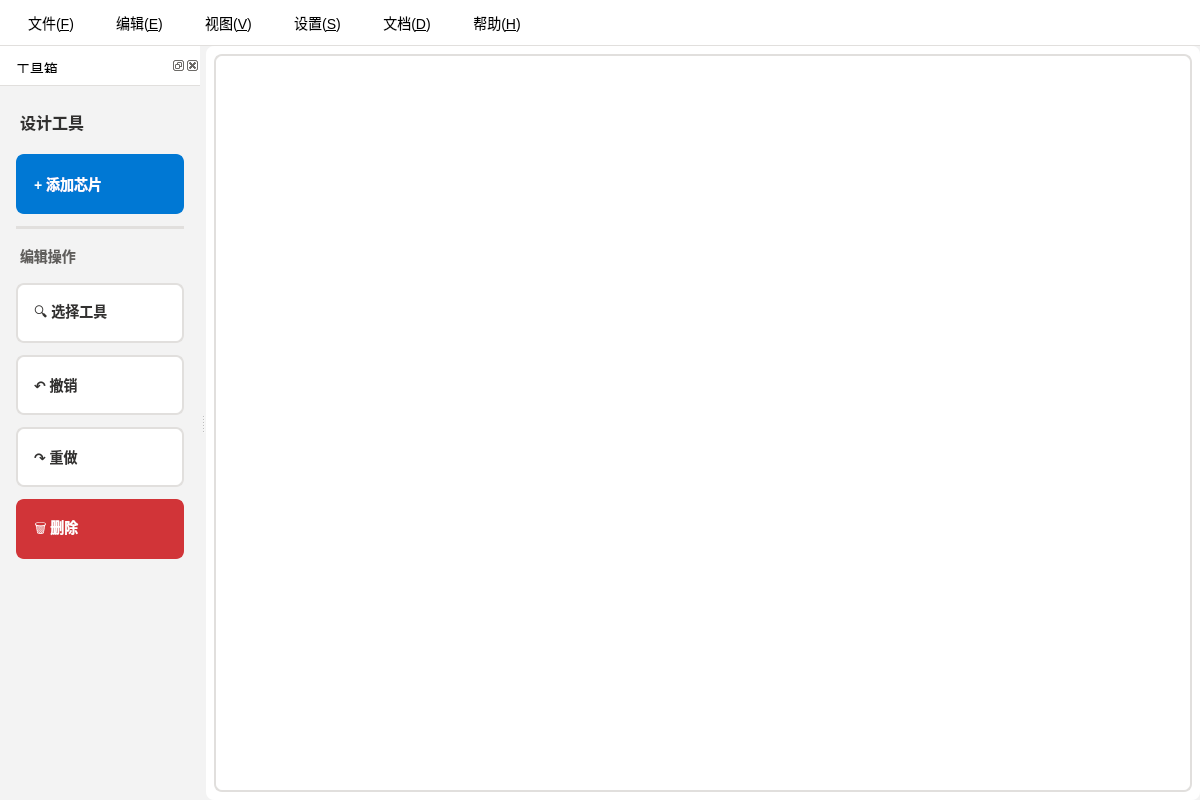
The window that Chip_fashion/mainwindow.ui (Alan-Soong/Project_of_ChipCraftDesign) describes before a commit, drawn with Qt 5.
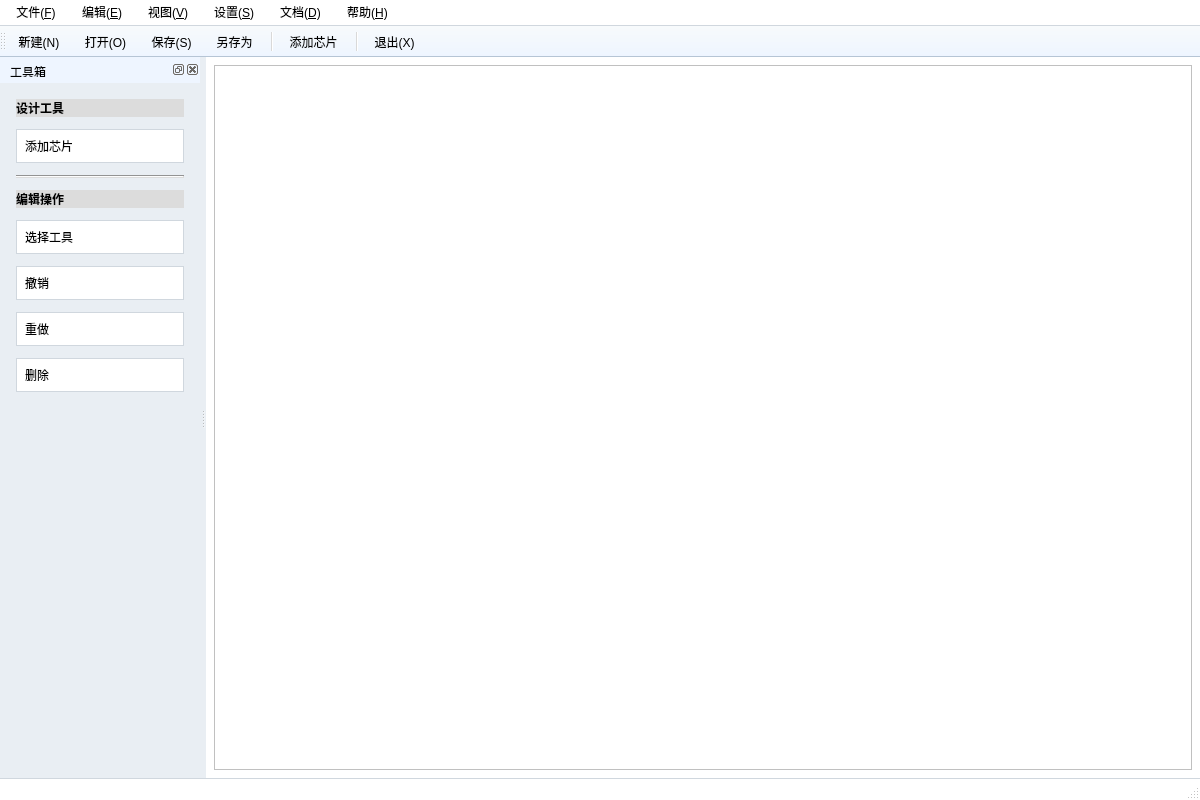
The same window after the commit. Icons and pictures are not drawn.

Commit message: 初步更新klayout风格

Diff of the .ui file:
```diff
--- a/Chip_fashion/mainwindow.ui
+++ b/Chip_fashion/mainwindow.ui
@@ -20,71 +20,34 @@
    <string>ChipCraft Design Studio</string>
   </property>
   <property name="styleSheet">
-   <string notr="true">/* 主窗口样式 */
-QMainWindow {
-    background-color: #f3f3f3;
-    color: #323130;
-}
+   <string notr="true">/* 经典风格 + 轻度色彩点缀 */
+QMainWindow { background: #e9eef3; color: #1f2937; }
 
-/* 菜单栏样式 */
-QMenuBar {
-    background-color: #ffffff;
-    border-bottom: 1px solid #e1dfdd;
-    font-size: 14px;
-    padding: 4px;
-}
+QMenuBar { background: #ffffff; border-bottom: 1px solid #d0d7de; }
+QMenu { background: #ffffff; border: 1px solid #d0d7de; }
+QMenuBar::item { padding: 4px 10px; }
+QMenu::item { padding: 4px 16px; }
+QMenu::item:selected { background: #e6f0ff; }
 
-QMenuBar::item {
-    background-color: transparent;
-    padding: 8px 16px;
-    margin: 0px 2px;
-    border-radius: 4px;
-}
+QDockWidget { background: #f7fafc; border: 1px solid #d0d7de; }
+QDockWidget::title { background: #eef5ff; padding: 6px; font-weight: 600; color: #0f4c81; }
 
-QMenuBar::item:selected {
-    background-color: #f3f2f1;
-    color: #323130;
+QToolBar {
+    background: qlineargradient(y1:0, y2:1, stop:0 #f7fafc, stop:1 #eef5ff);
+    border-bottom: 1px solid #b6c5d5;
+    spacing: 6px;
 }
+QToolButton { padding: 4px; border: 1px solid transparent; }
+QToolButton:hover { background: #e6f0ff; border-color: #b6c5d5; }
+QToolButton:pressed { background: #d9e8ff; border-color: #94a9c4; }
 
-QMenuBar::item:pressed {
-    background-color: #edebe9;
-}
+QStatusBar { background: #ffffff; border-top: 1px solid #d0d7de; }
 
-/* 菜单样式 */
-QMenu {
-    background-color: #ffffff;
-    border: 1px solid #e1dfdd;
-    border-radius: 8px;
-    padding: 8px 0px;
-    font-size: 14px;
-}
+QPushButton { background: #ffffff; border: 1px solid #d0d7de; padding: 4px 8px; }
+QPushButton:hover { background: #f3f8ff; border-color: #b6c5d5; }
+QPushButton:pressed { background: #e6f0ff; border-color: #94a9c4; }
 
-QMenu::item {
-    padding: 8px 24px;
-    margin: 2px 8px;
-    border-radius: 4px;
-}
-
-QMenu::item:selected {
-    background-color: #f3f2f1;
-    color: #323130;
-}
-
-/* 停靠窗口样式 */
-QDockWidget {
-    background-color: #faf9f8;
-    border: 1px solid #e1dfdd;
-    border-radius: 8px;
-    font-size: 14px;
-}
-
-QDockWidget::title {
-    background-color: #ffffff;
-    border-bottom: 1px solid #e1dfdd;
-    padding: 12px;
-    font-weight: 600;
-    color: #323130;
-}</string>
+QGraphicsView { background: #ffffff; border: 1px solid #c0c0c0; }</string>
   </property>
   <widget class="QWidget" name="centralwidget">
    <property name="sizePolicy">
@@ -93,12 +56,9 @@
      <verstretch>0</verstretch>
     </sizepolicy>
    </property>
-   <property name="styleSheet">
-    <string notr="true">QWidget {
-    background-color: #ffffff;
-    border-radius: 8px;
-}</string>
-   </property>
+    <property name="styleSheet">
+     <string notr="true">QWidget { background: #ffffff; }</string>
+    </property>
    <layout class="QHBoxLayout" name="horizontalLayout">
     <property name="spacing">
      <number>8</number>
@@ -117,17 +77,9 @@
     </property>
     <item>
      <widget class="QGraphicsView" name="canvasView">
-      <property name="styleSheet">
-       <string notr="true">QGraphicsView {
-    background-color: #ffffff;
-    border: 2px solid #e1dfdd;
-    border-radius: 8px;
-}
-
-QGraphicsView:focus {
-    border-color: #0078d4;
-}</string>
-      </property>
+    <property name="styleSheet">
+     <string notr="true"/>
+    </property>
       <property name="verticalScrollBarPolicy">
        <enum>Qt::ScrollBarPolicy::ScrollBarAlwaysOff</enum>
       </property>
@@ -138,6 +90,34 @@
     </item>
    </layout>
   </widget>
+    <widget class="QToolBar" name="mainToolBar">
+     <property name="windowTitle">
+        <string>主工具栏</string>
+     </property>
+     <property name="toolButtonStyle">
+      <enum>Qt::ToolButtonIconOnly</enum>
+     </property>
+     <property name="iconSize">
+      <size>
+       <width>20</width>
+       <height>20</height>
+      </size>
+     </property>
+     <attribute name="toolBarArea">
+        <number>4</number>
+     </attribute>
+     <attribute name="toolBarBreak">
+        <bool>false</bool>
+     </attribute>
+     <addaction name="actionnew"/>
+     <addaction name="actionopen"/>
+     <addaction name="actionsave"/>
+     <addaction name="actionsaveOther"/>
+     <addaction name="separator"/>
+     <addaction name="actionaddRect"/>
+     <addaction name="separator"/>
+     <addaction name="actionexit"/>
+    </widget>
   <widget class="QMenuBar" name="menuBar">
    <property name="geometry">
     <rect>
@@ -239,58 +219,12 @@
       <verstretch>0</verstretch>
      </sizepolicy>
     </property>
-    <property name="styleSheet">
-     <string notr="true">/* 工具箱按钮样式 */
-QPushButton {
-    background-color: #ffffff;
-    border: 2px solid #e1dfdd;
-    border-radius: 8px;
-    padding: 12px 16px;
-    font-size: 14px;
-    font-weight: 500;
-    color: #323130;
-    text-align: left;
-    min-height: 32px;
-}
-
-QPushButton:hover {
-    background-color: #f3f2f1;
-    border-color: #c8c6c4;
-}
-
-QPushButton:pressed {
-    background-color: #edebe9;
-    border-color: #a19f9d;
-}
-
-QPushButton:focus {
-    border-color: #0078d4;
-    outline: none;
-}
-
-/* 特殊按钮颜色 */
-QPushButton#addRectangleButton {
-    background-color: #0078d4;
-    color: #ffffff;
-    border-color: #0078d4;
-}
-
-QPushButton#addRectangleButton:hover {
-    background-color: #106ebe;
-    border-color: #106ebe;
-}
-
-QPushButton#deleteButton {
-    background-color: #d13438;
-    color: #ffffff;
-    border-color: #d13438;
-}
-
-QPushButton#deleteButton:hover {
-    background-color: #b4282c;
-    border-color: #b4282c;
-}</string>
-    </property>
+        <property name="styleSheet">
+         <string notr="true">/* 工具箱轻量经典风格 */
+    QPushButton { text-align: left; min-height: 24px; }
+    QLabel { font-weight: 600; }
+    QFrame { background: #dcdcdc; }</string>
+        </property>
     <layout class="QVBoxLayout" name="verticalLayout_main">
      <property name="spacing">
       <number>12</number>
@@ -309,16 +243,9 @@
      </property>
      <item>
       <widget class="QLabel" name="toolboxLabel">
-       <property name="styleSheet">
-        <string notr="true">QLabel {
-    font-size: 16px;
-    font-weight: 600;
-    color: #323130;
-    padding: 8px 0px;
-    border: none;
-    background: transparent;
-}</string>
-       </property>
+    <property name="styleSheet">
+     <string notr="true"/>
+    </property>
        <property name="text">
         <string>设计工具</string>
        </property>
@@ -332,19 +259,16 @@
          <verstretch>0</verstretch>
         </sizepolicy>
        </property>
-       <property name="text">
-        <string>+ 添加芯片</string>
-       </property>
+    <property name="text">
+     <string>添加芯片</string>
+    </property>
       </widget>
      </item>
      <item>
       <widget class="Line" name="line_1">
-       <property name="styleSheet">
-        <string notr="true">QFrame {
-    background-color: #e1dfdd;
-    border: none;
-}</string>
-       </property>
+    <property name="styleSheet">
+     <string notr="true"/>
+    </property>
        <property name="orientation">
         <enum>Qt::Orientation::Horizontal</enum>
        </property>
@@ -352,16 +276,9 @@
      </item>
      <item>
       <widget class="QLabel" name="editLabel">
-       <property name="styleSheet">
-        <string notr="true">QLabel {
-    font-size: 14px;
-    font-weight: 600;
-    color: #605e5c;
-    padding: 4px 0px;
-    border: none;
-    background: transparent;
-}</string>
-       </property>
+    <property name="styleSheet">
+     <string notr="true"/>
+    </property>
        <property name="text">
         <string>编辑操作</string>
        </property>
@@ -375,9 +292,9 @@
          <verstretch>0</verstretch>
         </sizepolicy>
        </property>
-       <property name="text">
-        <string>🔍 选择工具</string>
-       </property>
+    <property name="text">
+     <string>选择工具</string>
+    </property>
       </widget>
      </item>
      <item>
@@ -388,9 +305,9 @@
          <verstretch>0</verstretch>
         </sizepolicy>
        </property>
-       <property name="text">
-        <string>↶ 撤销</string>
-       </property>
+    <property name="text">
+     <string>撤销</string>
+    </property>
       </widget>
      </item>
      <item>
@@ -401,9 +318,9 @@
          <verstretch>0</verstretch>
         </sizepolicy>
        </property>
-       <property name="text">
-        <string>↷ 重做</string>
-       </property>
+    <property name="text">
+     <string>重做</string>
+    </property>
       </widget>
      </item>
      <item>
@@ -414,9 +331,9 @@
          <verstretch>0</verstretch>
         </sizepolicy>
        </property>
-       <property name="text">
-        <string>🗑 删除</string>
-       </property>
+    <property name="text">
+     <string>删除</string>
+    </property>
       </widget>
      </item>
      <item>
@@ -435,6 +352,7 @@
     </layout>
    </widget>
   </widget>
+    <widget class="QStatusBar" name="statusbar"/>
   <action name="actionsetting_original">
    <property name="text">
     <string>首选项...</string>
```
Left out of the diff: 18 changed lines with no effect on the pictures. The commit also changes 2 other files.
